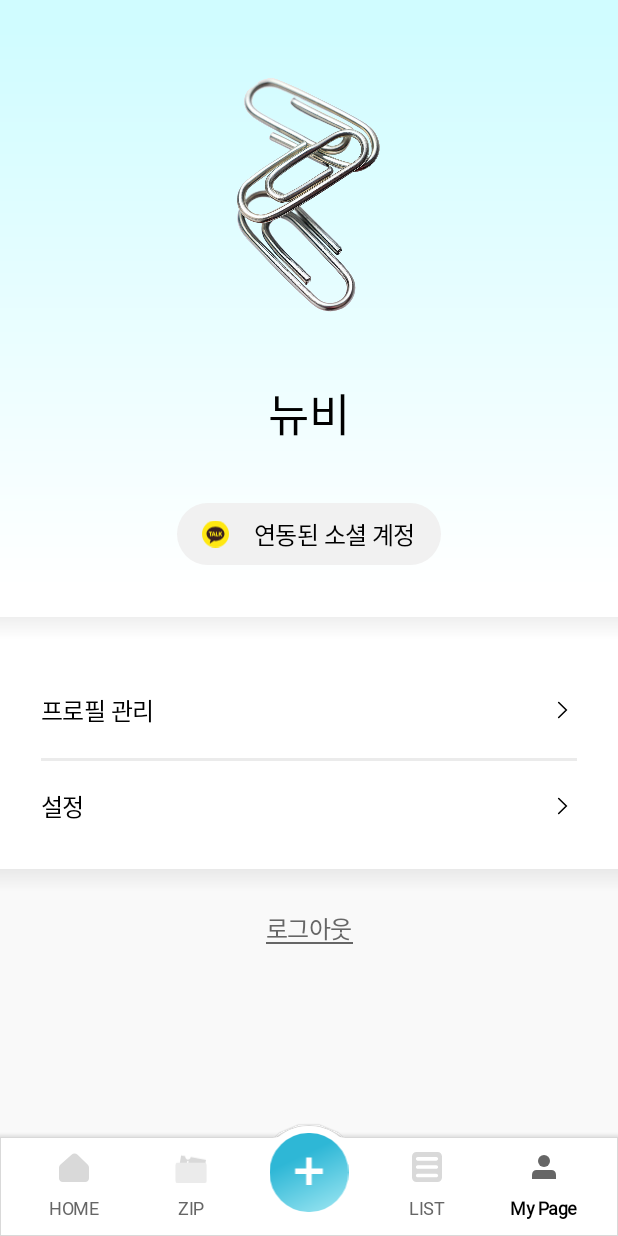
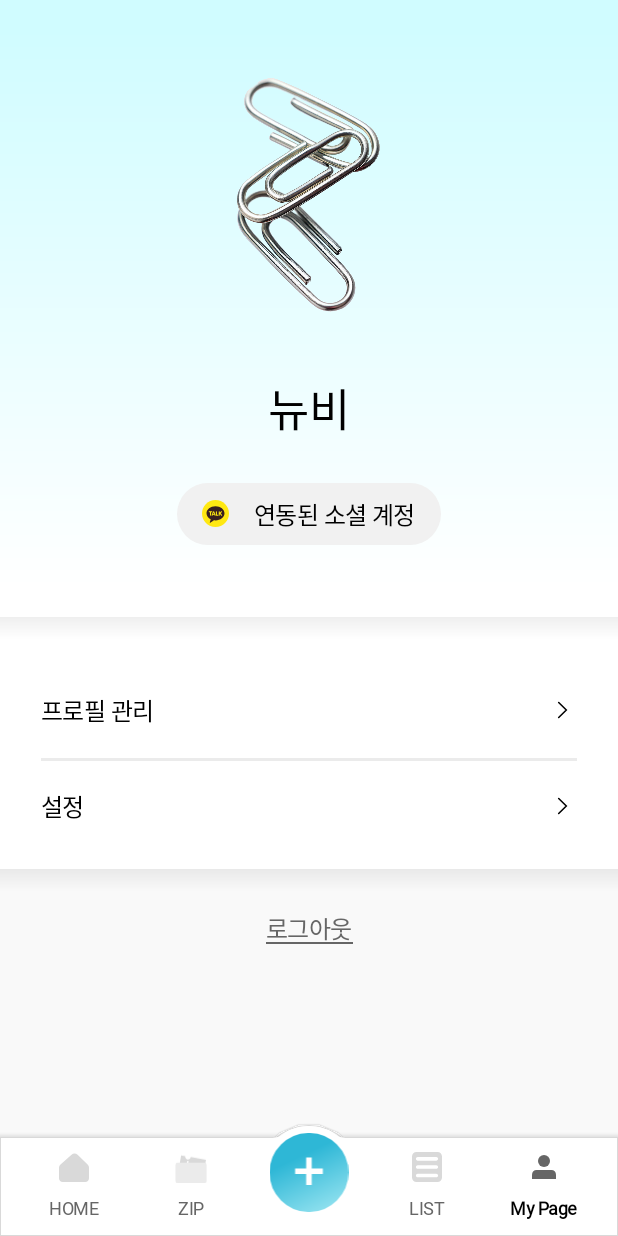
Before and after one commit to Link-zip/Link-zip-FE, an Android app: the MypageFragment screen opened through its navigation route, on a phone screen of 412 x 824 dp. Run offline under Robolectric (Android 15) with nearby library versions, the light colour scheme and no system bars; our stand-ins replace Dagger/Hilt's generated code, data binding, navigation-ui.

Commit message:
[update/#16] mypage 닉네임 뷰 크기 수정
- 글씨 크기 변화 없기 때문에 비율코딩이 아닌 크기 지정해주는 것으로 변경
- 글씨 위치 변경

```diff
--- a/app/src/main/res/layout/fragment_mypage.xml
+++ b/app/src/main/res/layout/fragment_mypage.xml
@@ -63,14 +63,15 @@
         <TextView
             android:id="@+id/tv_mypage_nickname"
             android:layout_width="0dp"
-            android:layout_height="0dp"
+            android:layout_height="42dp"
             android:elevation="8dp"
             android:text="뉴비"
             android:textAlignment="center"
             android:textAppearance="@style/mypage_nickname"
-            app:layout_constraintDimensionRatio="312:42"
+            android:lineSpacingExtra="6sp"
+            android:translationY="-3.1sp"
+            android:gravity="center_horizontal|top"
             app:layout_constraintEnd_toEndOf="@id/view_mypage_bg"
-            app:layout_constraintHeight_percent="0.061"
             app:layout_constraintStart_toStartOf="@id/view_mypage_bg"
             app:layout_constraintTop_toBottomOf="@id/view_mypage_mg2" />
 
```
